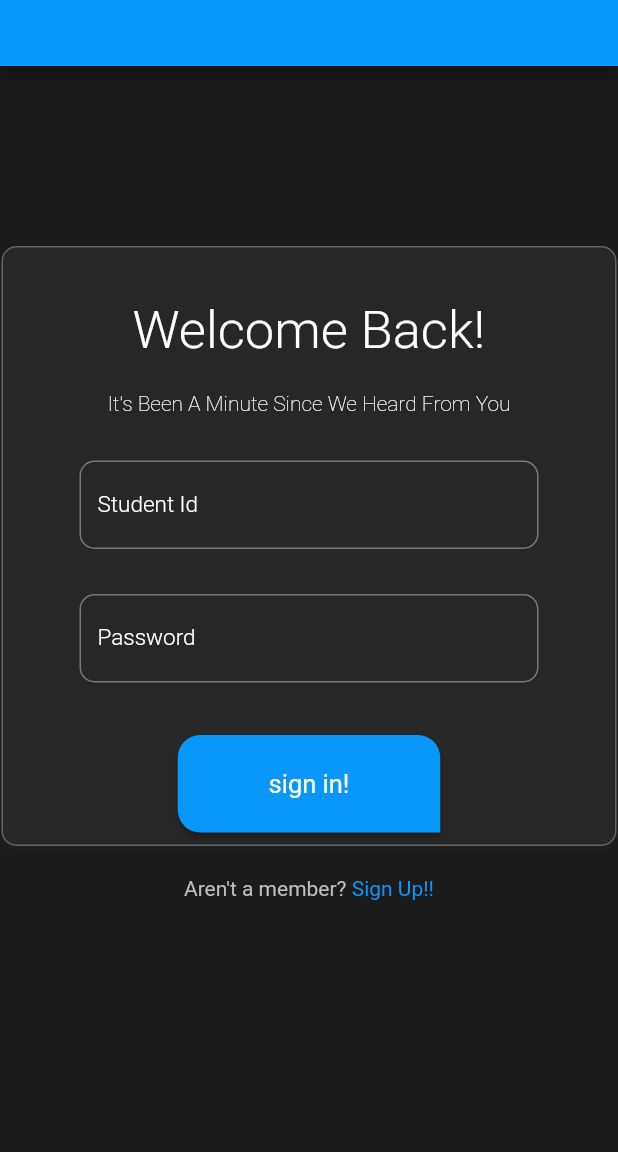
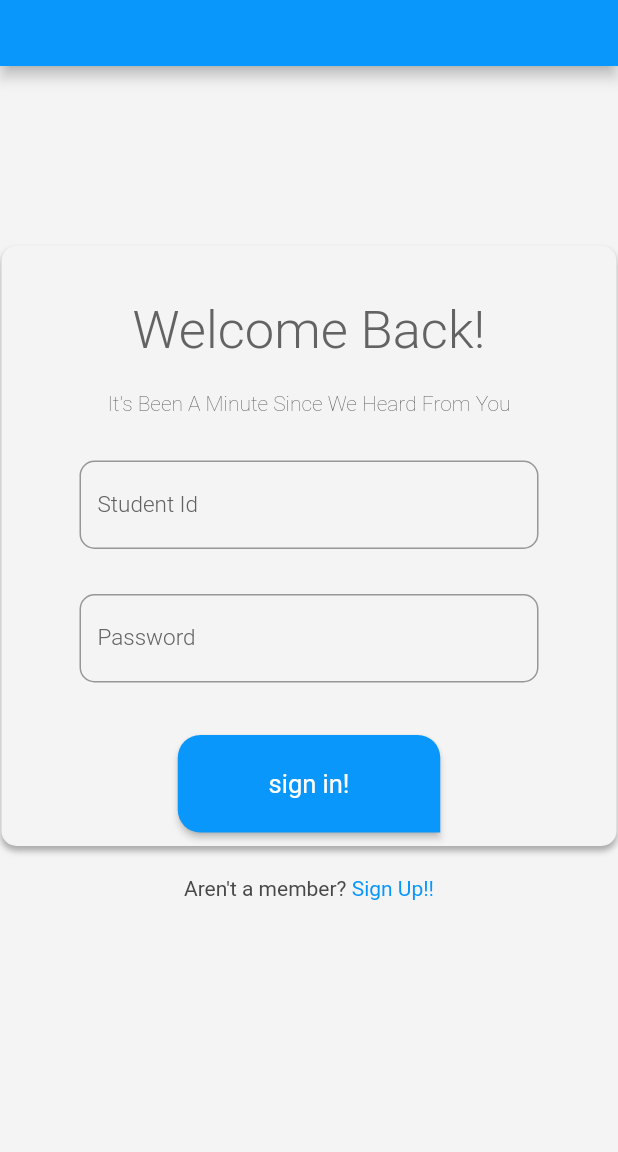
Before and after one commit to omar-basheer/UniVerse, a Flutter app: the screen it shows after launch, on a phone screen of 412 x 824 dp, the part 84-1236 px from its top. Run offline on Flutter 3.47's test engine with Material 2 defaults, Android fonts, the phone set to English and light mode, and no system bars; our stand-ins replace cloud_firestore, dropdown_button2, firebase_core, shared_preferences; missing offline and left inert: autocomplete_textfield; accounts and stored records are empty; Roboto replaces fonts that are missing (Montserrat); project files that could hold a hidden picture were left out.

Commit message:
finished dark mode

```diff
--- a/universe_app/lib/main.dart
+++ b/universe_app/lib/main.dart
@@ -36,7 +36,7 @@ void main() async {
 }
 
 // bool isDark = false;
-bool isDark = true;
+bool isDark = DarkModeService.getDarkMode();
 
 class MyApp extends StatelessWidget {
   const MyApp({Key? key}) : super(key: key);
--- a/universe_app/lib/pages/create_profile.dart
+++ b/universe_app/lib/pages/create_profile.dart
@@ -92,7 +92,7 @@ class CreateProfileState extends State<CreateProfile> {
                     width: 700,
                     height: 700,
                     decoration: BoxDecoration(
-                      color: isDark ? backgroundColorDark : backgroundColorLight,
+                      color: isDark ? foregroundColorDark : foregroundColorLight,
                       borderRadius: BorderRadius.circular(10),
                       boxShadow: [
                         BoxShadow(
--- a/universe_app/lib/pages/login.dart
+++ b/universe_app/lib/pages/login.dart
@@ -26,6 +26,13 @@ class LoginState extends State<Login> {
   bool isLoading = false;
   bool isDark = DarkModeService.getDarkMode();
 
+  void toggleDarkMode() {
+    setState(() {
+      isDark = !isDark;
+      DarkModeService.setDarkMode(isDark);
+    });
+  }
+
   @override
   Widget build(BuildContext context) {
     // final themeData = ThemeData(brightness: isDark ? Brightness.dark : Brightness.light);
@@ -37,13 +44,15 @@ class LoginState extends State<Login> {
         theme: themeData,
         home: Scaffold(
           appBar: PreferredSize(
-            preferredSize: const Size.fromHeight(100),
+            preferredSize:  Size.fromHeight(100),
             child: AppBar(
               // backgroundColor: const Color.fromARGB(255, 132, 94, 194),
               // backgroundColor: const Color.fromARGB(255, 97, 194, 94),
               // backgroundColor: Color.fromRGBO(10, 151, 252, 1),
               backgroundColor: primaryColor,
-              title: Container(
+              title: Row(
+                children: [
+                  Container(
                     alignment: Alignment.centerLeft,
                     padding: const EdgeInsets.only(top: 25, left: 110),
                     child: RichText(
@@ -72,6 +81,34 @@ class LoginState extends State<Login> {
                         ],
                       ),
                     ),
+                  ),
+                  const SizedBox(
+                    width: 950,
+                  ),
+
+                  // dark mode toggle
+                  Container(
+                    // alignment: Alignment.centerRight,
+                    padding: const EdgeInsets.only(top: 25),
+                    child: ElevatedButton(
+                      onPressed: () async {
+                        toggleDarkMode();
+                      },
+                      style: ElevatedButton.styleFrom(
+                        backgroundColor: primaryColor,
+                        minimumSize: const Size(45, 45),
+                        shape: const CircleBorder(
+                          side: BorderSide(color: primaryColor),
+                          eccentricity: 0,
+                        ),
+                      ),
+                      child:  Icon(
+                        isDark?  Icons.mode_night_rounded : Icons.light_mode,
+                        color: isDark? textColorLight2 : backgroundColorLight,
+                      ),
+                    ),
+                  ),
+                ],
               ),
             ),
           ),
```
Also changed, not shown: universe_app/lib/functions/functions.dart (+50 -1 lines), universe_app/lib/pages/feeds.dart (+4 -3 lines), universe_app/firebase.json, 1 other file. Lines whose indentation alone changed are shown as unchanged.
